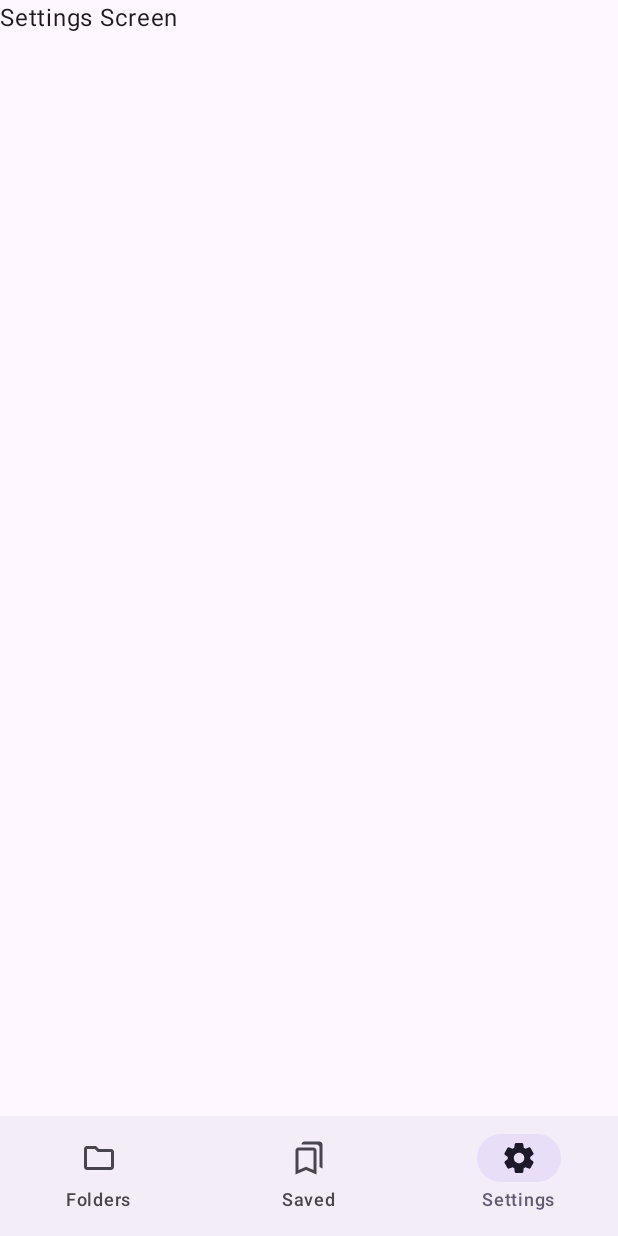
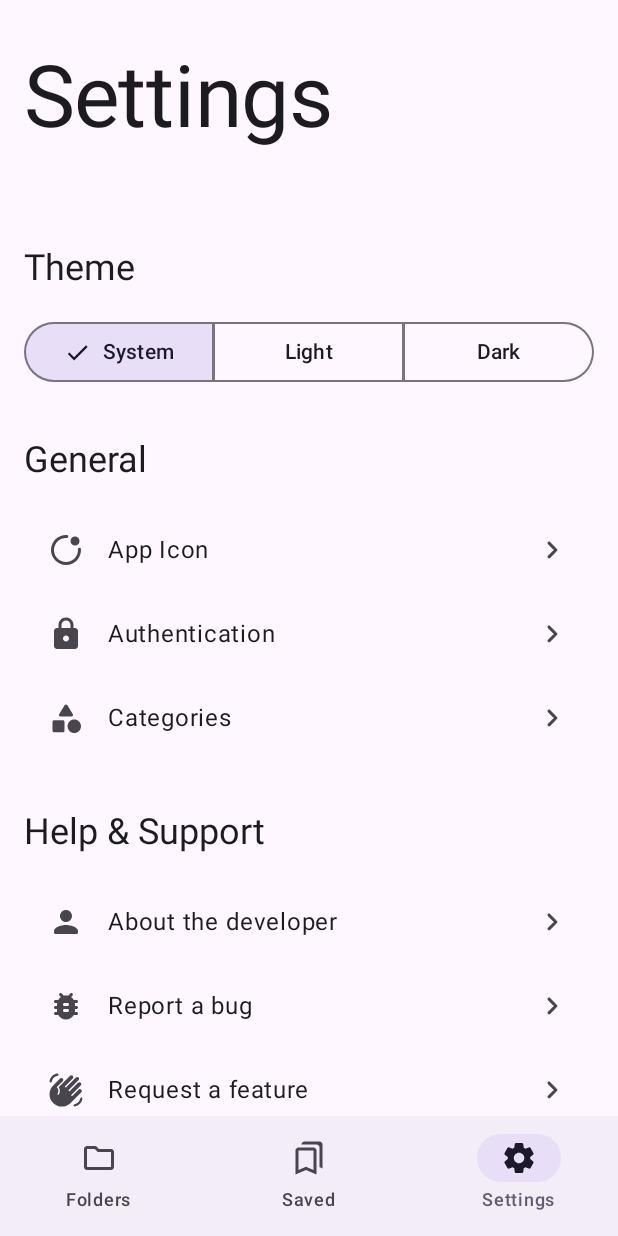
Before and after one commit to mluengo96/MemoryOrganizer, an Android app built with Jetpack Compose: the settings screen opened through its navigation route, on a phone screen of 412 x 824 dp. Run offline under Robolectric (Android 15) with nearby library versions, the phone set to English and light mode, and no system bars.

Commit message:
Settings screen setup

```diff
--- /dev/null
+++ b/app/src/main/java/com/mluengo/memoryorganizer/ui/components/icons/Icons.kt
@@ -0,0 +1,80 @@
+package com.mluengo.memoryorganizer.ui.components.icons
+
+import androidx.compose.ui.graphics.Color
+import androidx.compose.ui.graphics.PathFillType
+import androidx.compose.ui.graphics.SolidColor
+import androidx.compose.ui.graphics.StrokeCap
+import androidx.compose.ui.graphics.StrokeJoin
+import androidx.compose.ui.graphics.vector.ImageVector
+import androidx.compose.ui.graphics.vector.path
+import androidx.compose.ui.unit.dp
+
+public val App_badging: ImageVector
+    get() {
+        if (_App_badging != null) {
+            return _App_badging!!
+        }
+        _App_badging = ImageVector.Builder(
+            name = "App_badging",
+            defaultWidth = 24.dp,
+            defaultHeight = 24.dp,
+            viewportWidth = 960f,
+            viewportHeight = 960f
+        ).apply {
+            path(
+                fill = SolidColor(Color.Black),
+                fillAlpha = 1.0f,
+                stroke = null,
+                strokeAlpha = 1.0f,
+                strokeLineWidth = 1.0f,
+                strokeLineCap = StrokeCap.Butt,
+                strokeLineJoin = StrokeJoin.Miter,
+                strokeLineMiter = 1.0f,
+                pathFillType = PathFillType.NonZero
+            ) {
+                moveTo(80f, 480f)
+                quadToRelative(0f, -88f, 34f, -163f)
+                reflectiveQuadToRelative(93f, -130f)
+                reflectiveQuadToRelative(136f, -83.5f)
+                reflectiveQuadTo(508f, 81f)
+                quadToRelative(17f, 2f, 27f, 14.5f)
+                reflectiveQuadToRelative(7f, 29.5f)
+                reflectiveQuadToRelative(-16.5f, 27f)
+                reflectiveQuadToRelative(-30.5f, 9f)
+                quadToRelative(-69f, -3f, -129.5f, 19.5f)
+                reflectiveQuadTo(259f, 247f)
+                reflectiveQuadToRelative(-72.5f, 103.5f)
+                reflectiveQuadTo(160f, 480f)
+                quadToRelative(0f, 134f, 93f, 227f)
+                reflectiveQuadToRelative(227f, 93f)
+                quadToRelative(69f, 0f, 128.5f, -26.5f)
+                reflectiveQuadTo(712f, 701f)
+                quadToRelative(46f, -48f, 68f, -109f)
+                reflectiveQuadToRelative(19f, -127f)
+                quadToRelative(-1f, -17f, 9f, -30.5f)
+                reflectiveQuadToRelative(27f, -16.5f)
+                reflectiveQuadToRelative(29.5f, 7f)
+                reflectiveQuadToRelative(14.5f, 27f)
+                quadToRelative(6f, 87f, -22.5f, 164f)
+                reflectiveQuadTo(774f, 752f)
+                quadToRelative(-57f, 62f, -133f, 95f)
+                reflectiveQuadTo(480f, 880f)
+                quadToRelative(-83f, 0f, -156f, -31.5f)
+                reflectiveQuadTo(197f, 763f)
+                reflectiveQuadToRelative(-85.5f, -127f)
+                reflectiveQuadTo(80f, 480f)
+                moveToRelative(640f, -120f)
+                quadToRelative(-50f, 0f, -85f, -35f)
+                reflectiveQuadToRelative(-35f, -85f)
+                reflectiveQuadToRelative(35f, -85f)
+                reflectiveQuadToRelative(85f, -35f)
+                reflectiveQuadToRelative(85f, 35f)
+                reflectiveQuadToRelative(35f, 85f)
+                reflectiveQuadToRelative(-35f, 85f)
+                reflectiveQuadToRelative(-85f, 35f)
+            }
+        }.build()
+        return _App_badging!!
+    }
+
+private var _App_badging: ImageVector? = null
--- /dev/null
+++ b/app/src/main/java/com/mluengo/memoryorganizer/ui/components/settings_sections/GeneralSection.kt
@@ -0,0 +1,92 @@
+package com.mluengo.memoryorganizer.ui.components.settings_sections
+
+import androidx.compose.foundation.layout.Column
+import androidx.compose.foundation.layout.Spacer
+import androidx.compose.foundation.layout.height
+import androidx.compose.material.icons.Icons
+import androidx.compose.material.icons.automirrored.rounded.NavigateNext
+import androidx.compose.material.icons.rounded.Category
+import androidx.compose.material.icons.rounded.Lock
+import androidx.compose.material3.Icon
+import androidx.compose.material3.ListItem
+import androidx.compose.material3.Text
+import androidx.compose.runtime.Composable
+import androidx.compose.ui.Modifier
+import androidx.compose.ui.res.stringResource
+import androidx.compose.ui.text.style.TextAlign
+import androidx.compose.ui.tooling.preview.Preview
+import com.mluengo.memoryorganizer.R
+import com.mluengo.memoryorganizer.ui.components.icons.App_badging
+import com.mluengo.memoryorganizer.ui.theme.LocalSpacing
+import com.mluengo.memoryorganizer.ui.theme.MemoryOrganizerTypography
+
+@Composable
+fun GeneralSection(
+
+) {
+    val spacing = LocalSpacing.current
+
+    Column {
+        Text(
+            text = stringResource(id = R.string.general_title),
+            textAlign = TextAlign.Start,
+            style = MemoryOrganizerTypography.headlineSmall,
+        )
+
+        Spacer(modifier = Modifier.height(spacing.spaceMedium))
+
+        ListItem(
+            headlineContent = { Text(stringResource(id = R.string.app_icon)) },
+            leadingContent = {
+                Icon(
+                    App_badging,
+                    contentDescription = "Localized description",
+                )
+            },
+            trailingContent = {
+                Icon(
+                    Icons.AutoMirrored.Rounded.NavigateNext,
+                    contentDescription = "Localized description",
+                )
+            }
+        )
+
+        ListItem(
+            headlineContent = { Text(stringResource(id = R.string.authentication)) },
+            leadingContent = {
+                Icon(
+                    Icons.Rounded.Lock,
+                    contentDescription = "Localized description",
+                )
+            },
+            trailingContent = {
+                Icon(
+                    Icons.AutoMirrored.Rounded.NavigateNext,
+                    contentDescription = "Localized description",
+                )
+            }
+        )
+
+        ListItem(
+            headlineContent = { Text(stringResource(id = R.string.categories)) },
+            leadingContent = {
+                Icon(
+                    Icons.Rounded.Category,
+                    contentDescription = "Localized description",
+                )
+            },
+            trailingContent = {
+                Icon(
+                    Icons.AutoMirrored.Rounded.NavigateNext,
+                    contentDescription = "Localized description",
+                )
+            }
+        )
+    }
+}
+
+@Preview(showBackground = true, device = "id:pixel_7a")
+@Composable
+fun GeneralSectionPreview() {
+    GeneralSection()
+}
--- /dev/null
+++ b/app/src/main/java/com/mluengo/memoryorganizer/ui/components/settings_sections/HelpSupportSection.kt
@@ -0,0 +1,143 @@
+package com.mluengo.memoryorganizer.ui.components.settings_sections
+
+import androidx.compose.foundation.layout.Column
+import androidx.compose.foundation.layout.Spacer
+import androidx.compose.foundation.layout.height
+import androidx.compose.material.icons.Icons
+import androidx.compose.material.icons.automirrored.rounded.NavigateNext
+import androidx.compose.material.icons.rounded.Apps
+import androidx.compose.material.icons.rounded.BugReport
+import androidx.compose.material.icons.rounded.Person
+import androidx.compose.material.icons.rounded.Share
+import androidx.compose.material.icons.rounded.StarRate
+import androidx.compose.material.icons.rounded.WavingHand
+import androidx.compose.material3.Icon
+import androidx.compose.material3.ListItem
+import androidx.compose.material3.Text
+import androidx.compose.runtime.Composable
+import androidx.compose.ui.Modifier
+import androidx.compose.ui.res.stringResource
+import androidx.compose.ui.text.style.TextAlign
+import androidx.compose.ui.tooling.preview.Preview
+import com.mluengo.memoryorganizer.R
+import com.mluengo.memoryorganizer.ui.theme.LocalSpacing
+import com.mluengo.memoryorganizer.ui.theme.MemoryOrganizerTypography
+
+@Composable
+fun HelpSupportSection(
+
+) {
+    val spacing = LocalSpacing.current
+
+    Column {
+        Text(
+            text = stringResource(id = R.string.help_support_title),
+            textAlign = TextAlign.Start,
+            style = MemoryOrganizerTypography.headlineSmall,
+        )
+
+        Spacer(modifier = Modifier.height(spacing.spaceMedium))
+
+        ListItem(
+            headlineContent = { Text(stringResource(id = R.string.about_the_developer)) },
+            leadingContent = {
+                Icon(
+                    Icons.Rounded.Person,
+                    contentDescription = "Localized description",
+                )
+            },
+            trailingContent = {
+                Icon(
+                    Icons.AutoMirrored.Rounded.NavigateNext,
+                    contentDescription = "Localized description",
+                )
+            }
+        )
+
+        ListItem(
+            headlineContent = { Text(stringResource(id = R.string.report_bug)) },
+            leadingContent = {
+                Icon(
+                    Icons.Rounded.BugReport,
+                    contentDescription = "Localized description",
+                )
+            },
+            trailingContent = {
+                Icon(
+                    Icons.AutoMirrored.Rounded.NavigateNext,
+                    contentDescription = "Localized description",
+                )
+            }
+        )
+
+        ListItem(
+            headlineContent = { Text(stringResource(id = R.string.request_feature)) },
+            leadingContent = {
+                Icon(
+                    Icons.Rounded.WavingHand,
+                    contentDescription = "Localized description",
+                )
+            },
+            trailingContent = {
+                Icon(
+                    Icons.AutoMirrored.Rounded.NavigateNext,
+                    contentDescription = "Localized description",
+                )
+            }
+        )
+
+        ListItem(
+            headlineContent = { Text(stringResource(id = R.string.rate)) },
+            leadingContent = {
+                Icon(
+                    Icons.Rounded.StarRate,
+                    contentDescription = "Localized description",
+                )
+            },
+            trailingContent = {
+                Icon(
+                    Icons.AutoMirrored.Rounded.NavigateNext,
+                    contentDescription = "Localized description",
+                )
+            }
+        )
+
+        ListItem(
+            headlineContent = { Text(stringResource(id = R.string.share)) },
+            leadingContent = {
+                Icon(
+                    Icons.Rounded.Share,
+                    contentDescription = "Localized description",
+                )
+            },
+            trailingContent = {
+                Icon(
+                    Icons.AutoMirrored.Rounded.NavigateNext,
+                    contentDescription = "Localized description",
+                )
+            }
+        )
+
+        ListItem(
+            headlineContent = { Text(stringResource(id = R.string.follow_socials)) },
+            leadingContent = {
+                Icon(
+                    Icons.Rounded.Apps,
+                    contentDescription = "Localized description",
+                )
+            },
+            trailingContent = {
+                Icon(
+                    Icons.AutoMirrored.Rounded.NavigateNext,
+                    contentDescription = "Localized description",
+                )
+            }
+        )
+    }
+}
+
+@Preview(showBackground = true, device = "id:pixel_7a")
+@Composable
+fun HelpSupportSectionPreview() {
+    HelpSupportSection()
+}
--- /dev/null
+++ b/app/src/main/java/com/mluengo/memoryorganizer/ui/components/settings_sections/ThemeSection.kt
@@ -0,0 +1,68 @@
+package com.mluengo.memoryorganizer.ui.components.settings_sections
+
+import androidx.compose.foundation.layout.Column
+import androidx.compose.foundation.layout.Spacer
+import androidx.compose.foundation.layout.fillMaxWidth
+import androidx.compose.foundation.layout.height
+import androidx.compose.material3.ExperimentalMaterial3Api
+import androidx.compose.material3.SegmentedButton
+import androidx.compose.material3.SegmentedButtonDefaults
+import androidx.compose.material3.SingleChoiceSegmentedButtonRow
+import androidx.compose.material3.Text
+import androidx.compose.runtime.Composable
+import androidx.compose.runtime.getValue
+import androidx.compose.runtime.mutableStateOf
+import androidx.compose.runtime.remember
+import androidx.compose.runtime.setValue
+import androidx.compose.ui.Modifier
+import androidx.compose.ui.res.stringResource
+import androidx.compose.ui.text.style.TextAlign
+import androidx.compose.ui.tooling.preview.Preview
+import com.mluengo.memoryorganizer.R
+import com.mluengo.memoryorganizer.ui.theme.LocalSpacing
+import com.mluengo.memoryorganizer.ui.theme.MemoryOrganizerTypography
+
+@OptIn(ExperimentalMaterial3Api::class)
+@Composable
+fun ThemeSection(
+
+) {
+    val spacing = LocalSpacing.current
+
+    Column {
+        Text(
+            text = stringResource(id = R.string.theme_title),
+            textAlign = TextAlign.Start,
+            style = MemoryOrganizerTypography.headlineSmall,
+        )
+
+        Spacer(modifier = Modifier.height(spacing.spaceMedium))
+
+        var selectedIndex by remember { mutableStateOf(0) }
+        val options = listOf(
+            stringResource(id = R.string.system_theme),
+            stringResource(id = R.string.light_theme),
+            stringResource(id = R.string.dark_theme)
+        )
+
+        SingleChoiceSegmentedButtonRow (
+            modifier = Modifier.fillMaxWidth()
+        ) {
+            options.forEachIndexed { index, label ->
+                SegmentedButton(
+                    shape = SegmentedButtonDefaults.itemShape(index = index, count = options.size),
+                    onClick = { selectedIndex = index },
+                    selected = index == selectedIndex
+                ) {
+                    Text(label)
+                }
+            }
+        }
+    }
+}
+
+@Preview(showBackground = true, device = "id:pixel_7a")
+@Composable
+fun ThemeSectionPreview() {
+    ThemeSection()
+}
--- a/app/src/main/java/com/mluengo/memoryorganizer/ui/screens/settings/SettingsScreen.kt
+++ b/app/src/main/java/com/mluengo/memoryorganizer/ui/screens/settings/SettingsScreen.kt
@@ -1,12 +1,59 @@
 package com.mluengo.memoryorganizer.ui.screens.settings
 
+import androidx.compose.foundation.layout.Column
+import androidx.compose.foundation.layout.Spacer
+import androidx.compose.foundation.layout.fillMaxSize
+import androidx.compose.foundation.layout.height
+import androidx.compose.foundation.layout.padding
+import androidx.compose.foundation.rememberScrollState
+import androidx.compose.foundation.verticalScroll
 import androidx.compose.material3.Text
 import androidx.compose.runtime.Composable
+import androidx.compose.ui.Modifier
+import androidx.compose.ui.res.stringResource
+import androidx.compose.ui.text.style.TextAlign
+import androidx.compose.ui.tooling.preview.Preview
 import androidx.navigation.NavController
+import androidx.navigation.compose.rememberNavController
+import com.mluengo.memoryorganizer.R
+import com.mluengo.memoryorganizer.ui.components.settings_sections.GeneralSection
+import com.mluengo.memoryorganizer.ui.components.settings_sections.HelpSupportSection
+import com.mluengo.memoryorganizer.ui.components.settings_sections.ThemeSection
+import com.mluengo.memoryorganizer.ui.theme.LocalSpacing
+import com.mluengo.memoryorganizer.ui.theme.MemoryOrganizerTypography
 
 @Composable
 fun SettingsScreen(
     navController: NavController
 ) {
-    Text(text = "Settings Screen")
+    val spacing = LocalSpacing.current
+    Column(
+        modifier = Modifier
+            .fillMaxSize()
+            .padding(
+                top = spacing.spaceLarge,
+                bottom = spacing.default,
+                start = spacing.spaceMedium,
+                end = spacing.spaceMedium
+            )
+            .verticalScroll(rememberScrollState())
+    ) {
+        Text(
+            text = stringResource(id = R.string.settings_title),
+            textAlign = TextAlign.Start,
+            style = MemoryOrganizerTypography.displayLarge,
+        )
+        Spacer(modifier = Modifier.height(spacing.spaceExtraLarge))
+        ThemeSection()
+        Spacer(modifier = Modifier.height(spacing.spaceLarge))
+        GeneralSection()
+        Spacer(modifier = Modifier.height(spacing.spaceLarge))
+        HelpSupportSection()
+    }
 }
+
+@Preview(showBackground = true, device = "id:pixel_7a")
+@Composable
+fun SettingsScreenPreview() {
+    SettingsScreen(navController = rememberNavController())
+}
--- a/app/src/main/res/values/strings.xml
+++ b/app/src/main/res/values/strings.xml
@@ -49,4 +49,24 @@
     <string name="archives_empty_title">Welcome!</string>
     <string name="archives_empty_text">Not much to see here…\nLooks like you haven\'t archived anything just yet!\nArchived items will appear here!</string>
 
+    <!-- Settings -->
+    <string name="theme_title">Theme</string>
+    <string name="general_title">General</string>
+    <string name="help_support_title">Help &amp; Support</string>
+
+    <string name="system_theme">System</string>
+    <string name="light_theme">Light</string>
+    <string name="dark_theme">Dark</string>
+
+    <string name="app_icon">App Icon</string>
+    <string name="authentication">Authentication</string>
+    <string name="categories">Categories</string>
+
+    <string name="about_the_developer">About the developer</string>
+    <string name="report_bug">Report a bug</string>
+    <string name="request_feature">Request a feature</string>
+    <string name="rate">Rate on Play Store</string>
+    <string name="share">Share with friends</string>
+    <string name="follow_socials">Follow on…</string>
+
 </resources>
```
